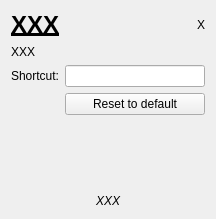
Before: the Qt Designer form manualtests/actioncollection/action.ui in vipw/arora, drawn with Qt 5.
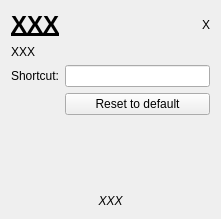
After: the same form once the commit is applied. Custom widgets are drawn as their Qt base class.

```diff
--- a/manualtests/actioncollection/action.ui
+++ b/manualtests/actioncollection/action.ui
@@ -6,7 +6,7 @@
    <rect>
     <x>0</x>
     <y>0</y>
-    <width>216</width>
+    <width>221</width>
     <height>219</height>
    </rect>
   </property>
@@ -42,7 +42,7 @@
      </property>
     </widget>
    </item>
-   <item row="1" column="0">
+   <item row="1" column="0" colspan="3">
     <widget class="QLabel" name="info">
      <property name="text">
       <string>XXX</string>
```
